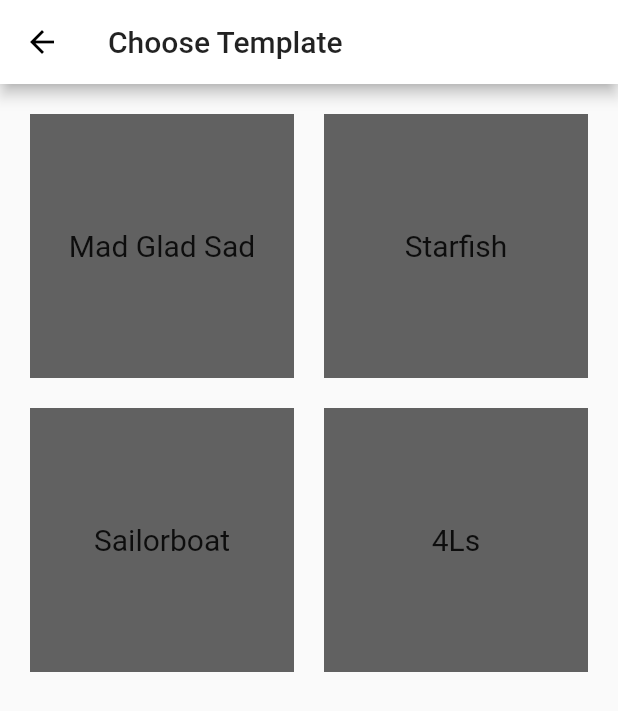
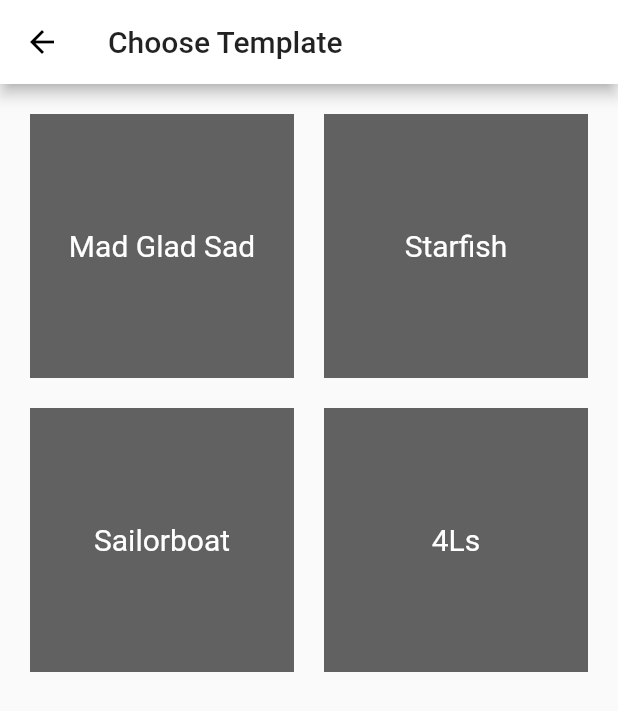
Before and after one commit to Mihrimah/retrospective, a Flutter app: the screen it shows after launch, after a tap on "Create Room", on a phone screen of 412 x 824 dp. Shown: the top 711 px of the screen. Run offline on Flutter 3.47's test engine with Material 2 defaults, Android fonts, the phone set to English and light mode, and no system bars; our stand-ins replace cloud_firestore, firebase_core; accounts and stored records are empty.

Commit message:
localization and visual adjustments

```diff
--- a/lib/app.dart
+++ b/lib/app.dart
@@ -1,16 +1,17 @@
 import 'package:flutter/material.dart';
-import 'package:retrospektive/pages/join_page.dart';
+import 'package:flutter_localizations/flutter_localizations.dart';
 import 'package:retrospektive/pages/retro_page.dart';
 import 'package:retrospektive/pages/start_page.dart';
 import 'package:retrospektive/pages/template_page.dart';
 import "package:provider/provider.dart";
 import 'package:retrospektive/model/theme_provider.dart';
 
+import 'localization/retrospective_localizations_delegate.dart';
+
 class App extends StatelessWidget {
   final routes = {
     '/start': (context) => StartPage(),
     '/choose_template': (context) => TemplatePage(),
-    '/join_room': (context) => JoinPage(),
     '/retro' : (context) => RetroPage(ModalRoute.of(context).settings.arguments),
     //'/add_new_content': (context) => AddNewContentPage(ModalRoute.of(context).settings.arguments)
   };
@@ -23,6 +24,17 @@ class App extends StatelessWidget {
       routes: routes,
       theme: themeProvider.getThemeData,
       home: StartPage(),
+      localizationsDelegates: [
+        // ... app-specific localization delegate[s] here
+        const RetrospectiveLocalizationsDelegate(),
+        GlobalMaterialLocalizations.delegate,
+        GlobalWidgetsLocalizations.delegate,
+        GlobalCupertinoLocalizations.delegate,
+      ],
+      supportedLocales: [
+        const Locale('en', 'US'),
+        const Locale('tr', 'TR')
+      ],
     );
   }
 }
--- a/lib/core/grouped_list_view.dart
+++ b/lib/core/grouped_list_view.dart
@@ -45,8 +45,6 @@ class GroupedListView<T, G> extends StatelessWidget {
   // show widget
   @override
   Widget build(BuildContext context) {
-    print("list len : " + list.length.toString());
-
     return ListView.builder(
       shrinkWrap: true,
       itemCount: _list.length,
--- /dev/null
+++ b/lib/localization/retrospective_localization.dart
@@ -0,0 +1,112 @@
+import 'package:flutter/material.dart';
+
+class RetrospectiveLocalization{
+  RetrospectiveLocalization(this.locale);
+
+  final Locale locale;
+
+  static RetrospectiveLocalization of(BuildContext context) {
+    return Localizations.of<RetrospectiveLocalization>(context, RetrospectiveLocalization);
+  }
+
+  static Map<String, Map<String, String>> _localizedValues = {
+    'en': {
+      'title': 'Hello World',
+      'roomCode' : 'Room Code',
+      'createRoom' : 'Create Room',
+      'joinRoom' : 'Join Room',
+      'theme' : 'Theme',
+      'addContent' : 'Add Content',
+      'add' : 'Add',
+      'mad' : 'MAD',
+      'sad' : 'SAD',
+      'glad' : 'GLAD',
+      'copy' : 'copied',
+      'chooseTemplate' : 'Choose Template'
+    },
+    'tr': {
+      'title': 'Başlık',
+      'roomCode' : 'Oda Kod',
+      'createRoom' : 'Oda Oluştur',
+      'joinRoom' : 'Odaya Gir',
+      'theme' : 'Tema',
+      'addContent' : 'İçerik Gir',
+      'add' : 'Ekle',
+      'mad' : 'Kızgın',
+      'sad' : 'Üzgün',
+      'glad' : 'Şükran',
+      'copy' : 'Kopyalandı',
+      'chooseTemplate' : 'Şablon Seç'
+    },
+  };
+
+  String get title {
+    return _localizedValues[locale.languageCode]['title'];
+  }
+  String get roomCode {
+    return _localizedValues[locale.languageCode]['roomCode'];
+  }
+  String get createRoom {
+    return _localizedValues[locale.languageCode]['createRoom'];
+  }
+  String get joinRoom {
+    return _localizedValues[locale.languageCode]['joinRoom'];
+  }
+  String get theme {
+    return _localizedValues[locale.languageCode]['theme'];
+  }
+  String get addContent {
+    return _localizedValues[locale.languageCode]['addContent'];
+  }
+  String get add {
+    return _localizedValues[locale.languageCode]['add'];
+  }
+  String get mad {
+    return _localizedValues[locale.languageCode]['mad'];
+  }
+  String get sad {
+    return _localizedValues[locale.languageCode]['sad'];
+  }
+  String get glad {
+    return _localizedValues[locale.languageCode]['glad'];
+  }
+  String get copy {
+    return _localizedValues[locale.languageCode]['copy'];
+  }
+  String get chooseTemplate {
+    return _localizedValues[locale.languageCode]['chooseTemplate'];
+  }
+  String getTemplateTitleLocaleName(String val){
+    print(val);
+    if(val == "MAD"){
+      print("girdi");
+      return mad;
+    }else if(val == "SAD"){
+      return sad;
+    }
+    else if(val == "GLAD"){
+      return glad;
+    }
+    else if(val == "SAD"){
+      return sad;
+    }
+    else if(val == "SAD"){
+      return sad;
+    }
+    else if(val == "SAD"){
+      return sad;
+    }
+    else if(val == "SAD"){
+      return sad;
+    }
+    else if(val == "SAD"){
+      return sad;
+    }
+    else if(val == "SAD"){
+      return sad;
+    }
+    else if(val == "SAD"){
+      return sad;
+    }
+  }
+}
--- /dev/null
+++ b/lib/localization/retrospective_localizations_delegate.dart
@@ -0,0 +1,18 @@
+import 'package:flutter/foundation.dart';
+import 'package:flutter/material.dart';
+import 'package:retrospektive/localization/retrospective_localization.dart';
+
+class RetrospectiveLocalizationsDelegate extends LocalizationsDelegate<RetrospectiveLocalization> {
+  const RetrospectiveLocalizationsDelegate();
+
+  @override
+  bool isSupported(Locale locale) => ['en', 'tr'].contains(locale.languageCode);
+
+  @override
+  Future<RetrospectiveLocalization> load(Locale locale) {
+    return SynchronousFuture<RetrospectiveLocalization>(RetrospectiveLocalization(locale));
+  }
+
+  @override
+  bool shouldReload(LocalizationsDelegate old) => false;
+}
--- a/lib/model/theme_provider.dart
+++ b/lib/model/theme_provider.dart
@@ -1,3 +1,5 @@
+import 'dart:collection';
+
 import 'package:flutter/material.dart';
 
 class ThemeProvider with ChangeNotifier {
@@ -25,6 +27,7 @@ final darkTheme = ThemeData(
   accentColor: Colors.white,
   accentIconTheme: IconThemeData(color: Colors.black),
   dividerColor: Colors.black54,
+  buttonTheme: ButtonThemeData(disabledColor:Colors.grey, buttonColor: Colors.blueAccent,)
 );
 
 final lightTheme = ThemeData(
@@ -35,4 +38,5 @@ final lightTheme = ThemeData(
   accentColor: Colors.black,
   accentIconTheme: IconThemeData(color: Colors.white),
   dividerColor: Colors.white54,
+  buttonTheme: ButtonThemeData(disabledColor:Colors.black12, buttonColor: Colors.blueAccent,)
 );
--- a/lib/pages/retro_page.dart
+++ b/lib/pages/retro_page.dart
@@ -5,6 +5,7 @@ import 'package:flutter/cupertino.dart';
 import 'package:flutter/material.dart';
 import 'package:flutter/services.dart';
 import 'package:retrospektive/core/grouped_list_view.dart';
+import 'package:retrospektive/localization/retrospective_localization.dart';
 import 'package:retrospektive/model/retro_data_model.dart';
 import 'package:retrospektive/model/retro_page_params.dart';
 import 'package:retrospektive/pages/waiting_content_page.dart';
@@ -99,8 +100,7 @@ class _RetroPageState extends State<RetroPage>{
       child: Column(
         mainAxisAlignment: MainAxisAlignment.center,
         children: [
-          Text(
-            title,
+          Text(title,
             style: TextStyle(fontSize: 25),
           ),
         ],
--- a/lib/pages/start_page.dart
+++ b/lib/pages/start_page.dart
@@ -1,4 +1,5 @@
 import 'package:flutter/material.dart';
+import 'package:retrospektive/localization/retrospective_localization.dart';
 import 'package:retrospektive/model/retro_page_params.dart';
 import 'package:retrospektive/template/abstract_base_template.dart';
 import 'package:retrospektive/template/fourls.dart';
@@ -28,21 +29,22 @@ class _StartPageState extends State<StartPage> {
               crossAxisAlignment: CrossAxisAlignment.start,
               mainAxisAlignment: MainAxisAlignment.center,
               children: [
-                Row(
-                  children: <Widget>[
-                    Switch(
-                      value: themeProvider.isLightTheme,
-                      onChanged: (val) {
-                        themeProvider.setThemeData = val;
-                      },
-                    ),
-                  ],
-                ),
                 Container(
                   width: double.infinity,
                   margin: EdgeInsets.only(right: 50, left: 50),
                   child: Column(
                     children: [
+                      Row(
+                        children: [
+                          Text(RetrospectiveLocalization.of(context).theme),
+                          Switch(
+                            value: themeProvider.isLightTheme,
+                            onChanged: (val) {
+                              themeProvider.setThemeData = val;
+                            },
+                          ),
+                        ],
+                      ),
                       SizedBox(
                         height: 60,
                         width: double.infinity,
@@ -50,8 +52,8 @@ class _StartPageState extends State<StartPage> {
                           onPressed: () {
                             Navigator.pushNamed(context, "/choose_template");
                           },
-                          child: Text("Create Room",
-                              style: Theme.of(context).textTheme.bodyText1),
+                          child: Text(RetrospectiveLocalization.of(context).createRoom,
+                              style: Theme.of(context).textTheme.headline6),
                         ),
                       ),
                       SizedBox(
@@ -61,13 +63,13 @@ class _StartPageState extends State<StartPage> {
                       SizedBox(
                         width: double.infinity,
                         child: TextFormField(
-                          decoration: const InputDecoration(
-                            hintText: 'Room code',
+                          decoration: InputDecoration(
+                            hintText: RetrospectiveLocalization.of(context).roomCode,
                             enabledBorder: OutlineInputBorder(
-                              borderSide: BorderSide(color: Colors.white),
+                              borderSide: BorderSide(color: Theme.of(context).accentColor),
                             ),
                             focusedBorder: OutlineInputBorder(
-                              borderSide: BorderSide(color: Colors.white),
+                              borderSide: BorderSide(color: Theme.of(context).accentColor),
                             ),
                           ),
                           controller: _textEditingController,
@@ -84,7 +86,7 @@ class _StartPageState extends State<StartPage> {
                           onPressed: isEnabled ? (){
                             Navigator.pushNamed(context, "/retro", arguments: RetroPageParams(_parseRoomCode(_textEditingController.text), _textEditingController.text));
                           } : null,
-                          child: Text("Join Room"),
+                          child: Text(RetrospectiveLocalization.of(context).joinRoom, style: Theme.of(context).textTheme.headline6,),
                         ),
                       ),
                     ],
--- a/lib/pages/template_page.dart
+++ b/lib/pages/template_page.dart
@@ -1,5 +1,6 @@
 import 'package:flutter/material.dart';
 import 'package:retrospektive/core/code_generator.dart';
+import 'package:retrospektive/localization/retrospective_localization.dart';
 import 'package:retrospektive/model/retro_page_params.dart';
 import 'package:retrospektive/template/abstract_base_template.dart';
 import 'package:retrospektive/template/mad_glad_sad.dart';
@@ -18,7 +19,7 @@ class TemplatePage extends StatelessWidget {
   Widget build(BuildContext context) {
     return Scaffold(
         appBar: AppBar(
-          title: Text("Choose Template"),
+          title: Text(RetrospectiveLocalization.of(context).chooseTemplate),
         ),
         body: GridView.count(
           padding: const EdgeInsets.all(20),
@@ -33,7 +34,7 @@ class TemplatePage extends StatelessWidget {
               child: Container(
                 color: Theme.of(context).primaryColorDark,
                 padding: const EdgeInsets.all(8),
-                child: madGladSadTemplate.getTemplateWidget(),
+                child: madGladSadTemplate.getTemplateWidget(context),
               ),
             ),
             GestureDetector(
@@ -43,7 +44,7 @@ class TemplatePage extends StatelessWidget {
               child: Container(
                 color: Theme.of(context).primaryColorDark,
                 padding: const EdgeInsets.all(8),
-                child: starfishTemplate.getTemplateWidget(),
+                child: starfishTemplate.getTemplateWidget(context),
               ),
             ),
             GestureDetector(
@@ -53,7 +54,7 @@ class TemplatePage extends StatelessWidget {
               child: Container(
                 color: Theme.of(context).primaryColorDark,
                 padding: const EdgeInsets.all(8),
-                child: sailorboatTemplate.getTemplateWidget(),
+                child: sailorboatTemplate.getTemplateWidget(context),
               ),
             ),
             GestureDetector(
@@ -63,7 +64,7 @@ class TemplatePage extends StatelessWidget {
               child: Container(
                 color: Theme.of(context).primaryColorDark,
                 padding: const EdgeInsets.all(8),
-                child: fourLsTemplate.getTemplateWidget(),
+                child: fourLsTemplate.getTemplateWidget(context),
               ),
             ),
           ],
--- a/lib/template/abstract_base_template.dart
+++ b/lib/template/abstract_base_template.dart
@@ -19,11 +19,11 @@ abstract class AbstractBaseTemplate {
     return this.titles;
   }
 
-  Widget getTemplateWidget() {
+  Widget getTemplateWidget(BuildContext context) {
     return Center(
         child: Text(
       name,
-      style: TextStyle(fontSize: 20),
+      style: TextStyle(color : Colors.white ,fontSize: 20),
     ));
   }
 }
--- a/pubspec.yaml
+++ b/pubspec.yaml
@@ -22,6 +22,8 @@ environment:
 
 dependencies:
   flutter:
+    sdk: flutter
+  flutter_localizations:
     sdk: flutter
   cloud_firestore: ^0.14.0+2
   firebase_core: ^0.5.0
```
Also changed, not shown: lib/pages/add_new_content_page.dart (+10 -6 lines), lib/pages/join_page.dart (deleted, +0 -9 lines), pubspec.lock.
